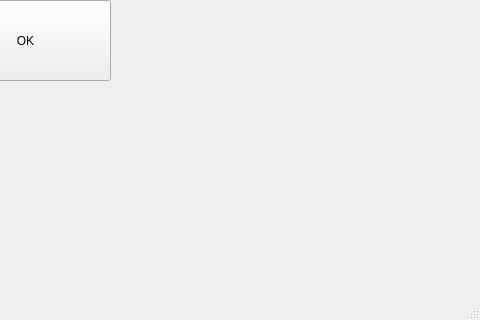
Qt form TaskClient/userwindow.ui (silencer31/otus-cpp-prof-hw-14-client) before a commit; both pictures show x 320 to 800 and y 280 to 600 of the 800 by 600 pixel window.
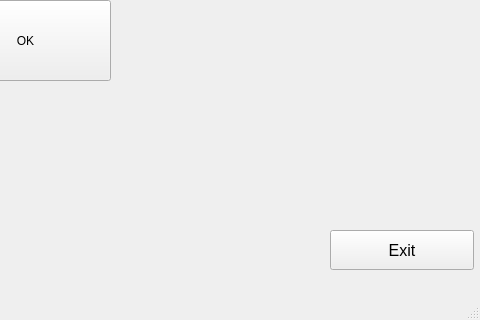
The same form after that commit.

Diff of the .ui file:
```diff
--- a/TaskClient/userwindow.ui
+++ b/TaskClient/userwindow.ui
@@ -37,6 +37,42 @@
      <string>OK</string>
     </property>
    </widget>
+   <widget class="QPushButton" name="pbExit">
+    <property name="geometry">
+     <rect>
+      <x>650</x>
+      <y>510</y>
+      <width>144</width>
+      <height>40</height>
+     </rect>
+    </property>
+    <property name="sizePolicy">
+     <sizepolicy hsizetype="Fixed" vsizetype="Fixed">
+      <horstretch>0</horstretch>
+      <verstretch>0</verstretch>
+     </sizepolicy>
+    </property>
+    <property name="minimumSize">
+     <size>
+      <width>144</width>
+      <height>40</height>
+     </size>
+    </property>
+    <property name="maximumSize">
+     <size>
+      <width>144</width>
+      <height>40</height>
+     </size>
+    </property>
+    <property name="font">
+     <font>
+      <pointsize>12</pointsize>
+     </font>
+    </property>
+    <property name="text">
+     <string>Exit</string>
+    </property>
+   </widget>
   </widget>
   <widget class="QMenuBar" name="menubar">
    <property name="geometry">
```
